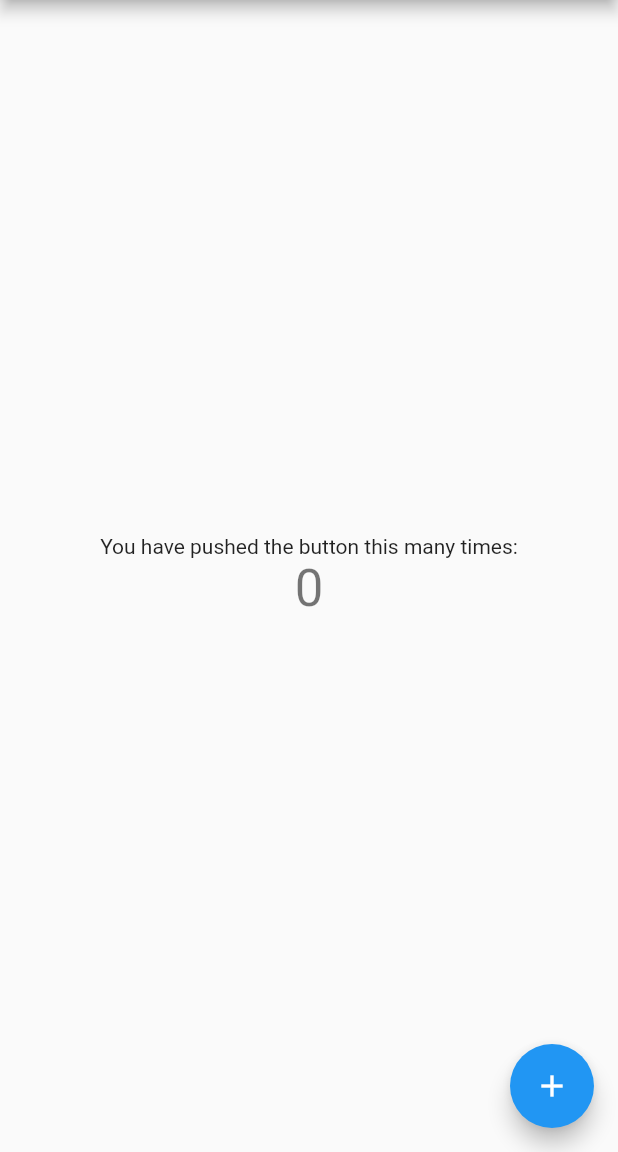
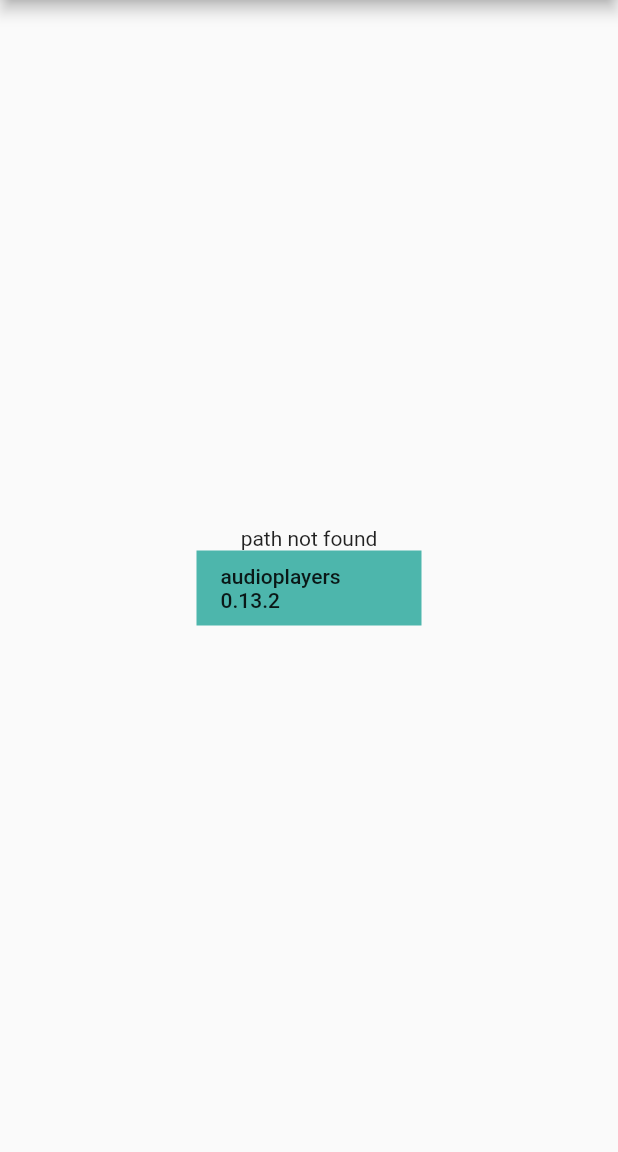
Before and after one commit to thbisdikian/sound_test, a Flutter app: the screen it shows after launch, on a phone screen of 412 x 824 dp, the part 84-1236 px from its top. Run offline on Flutter 3.47's test engine with Material 2 defaults, Android fonts, the light colour scheme and no system bars; our stand-ins replace audioplayers.

Commit message:
audioplayers 0.13.2 basic integration

```diff
--- a/lib/main.dart
+++ b/lib/main.dart
@@ -1,4 +1,9 @@
+import 'dart:async';
+import 'dart:io';
+
 import 'package:flutter/material.dart';
+import 'package:audioplayers/audio_cache.dart';
+import 'package:audioplayers/audioplayers.dart';
 
 void main() => runApp(MyApp());
 
@@ -27,17 +32,31 @@
 }
 
 class _MyHomePageState extends State<MyHomePage> {
-  int _counter = 0;
 
-  void _incrementCounter() {
-    setState(() {
+  AudioPlayer audioPlayer = new AudioPlayer();
+  AudioCache audioCache = new AudioCache();
+  bool audioplayersPlaying = false;
+  String path;
+  String localFilePath;
 
-      _counter++;
-    });
-  }
+
+  // void _playAudioplayers() async {
+  //   int result = await audioPlayer.play('$path' + '/brown_noise.mp3',isLocal: true);
+  // }
+
+  // void _getAppDocDirectory() async {
+  //   final dir = await getApplicationDocumentsDirectory();
+  //   if (await dir.exists()) {
+  //     setState(() {
+  //       path = dir.path;
+  //     });
+  //   }
+  // }
 
   @override
   Widget build(BuildContext context) {
+    // _getAppDocDirectory();
+    audioPlayer.setReleaseMode(ReleaseMode.LOOP);
 
     return Scaffold(
       appBar: AppBar(
@@ -48,21 +67,19 @@
         child: Column(
           mainAxisAlignment: MainAxisAlignment.center,
           children: <Widget>[
-            Text(
-              'You have pushed the button this many times:',
-            ),
-            Text(
-              '$_counter',
-              style: Theme.of(context).textTheme.display1,
+            Text(path ?? 'path not found'),
+            Container(
+              height: 50,
+              width: 150,
+              color: Colors.teal[300],
+              child: FlatButton(
+                child: Text('audioplayers 0.13.2'),
+                onPressed: () => audioCache.play('brown.mp3'),
+              ),
             ),
           ],
         ),
       ),
-      floatingActionButton: FloatingActionButton(
-        onPressed: _incrementCounter,
-        tooltip: 'Increment',
-        child: Icon(Icons.add),
-      ),
     );
   }
 }
```
Also changed, not shown: pubspec.yaml (+4 -34 lines), pubspec.lock, 1 other file.
